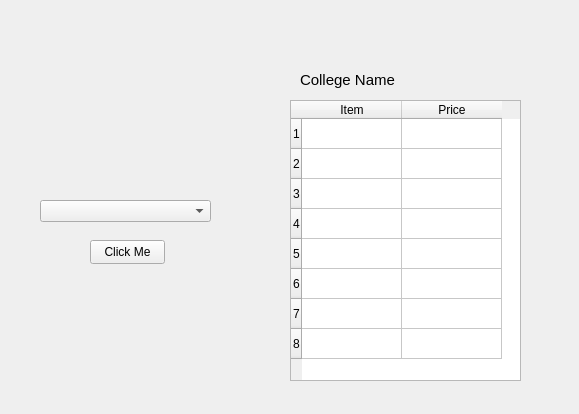
Before: the Qt Designer form CollegeTouring/displaysouvenirs.ui in belalzahran/CS_Project2_TheApplicants, drawn with Qt 5.
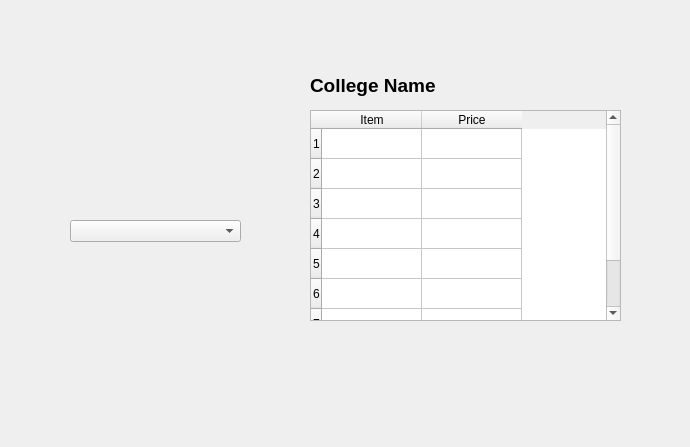
After: the same form once the commit is applied.

Diff of the .ui file:
```diff
--- a/CollegeTouring/displaysouvenirs.ui
+++ b/CollegeTouring/displaysouvenirs.ui
@@ -6,31 +6,18 @@
    <rect>
     <x>0</x>
     <y>0</y>
-    <width>579</width>
-    <height>414</height>
+    <width>690</width>
+    <height>447</height>
    </rect>
   </property>
   <property name="windowTitle">
    <string>Form</string>
   </property>
-  <widget class="QPushButton" name="pushButton">
-   <property name="geometry">
-    <rect>
-     <x>90</x>
-     <y>240</y>
-     <width>75</width>
-     <height>24</height>
-    </rect>
-   </property>
-   <property name="text">
-    <string>Click Me</string>
-   </property>
-  </widget>
   <widget class="QComboBox" name="comboBox">
    <property name="geometry">
     <rect>
-     <x>40</x>
-     <y>200</y>
+     <x>70</x>
+     <y>220</y>
      <width>171</width>
      <height>22</height>
     </rect>
@@ -39,12 +26,15 @@
   <widget class="QTableWidget" name="tableWidget">
    <property name="geometry">
     <rect>
-     <x>290</x>
-     <y>100</y>
-     <width>231</width>
-     <height>281</height>
+     <x>310</x>
+     <y>110</y>
+     <width>311</width>
+     <height>211</height>
     </rect>
    </property>
+   <property name="sizeAdjustPolicy">
+    <enum>QAbstractScrollArea::AdjustToContentsOnFirstShow</enum>
+   </property>
    <property name="showGrid">
     <bool>true</bool>
    </property>
@@ -73,14 +63,17 @@
   <widget class="QLabel" name="label">
    <property name="geometry">
     <rect>
-     <x>300</x>
+     <x>310</x>
      <y>70</y>
-     <width>211</width>
-     <height>20</height>
+     <width>311</width>
+     <height>31</height>
     </rect>
    </property>
    <property name="text">
-    <string>&lt;html&gt;&lt;head/&gt;&lt;body&gt;&lt;p&gt;&lt;span style=&quot; font-size:11pt;&quot;&gt;College Name&lt;/span&gt;&lt;/p&gt;&lt;/body&gt;&lt;/html&gt;</string>
+    <string>&lt;html&gt;&lt;head/&gt;&lt;body&gt;&lt;p&gt;&lt;span style=&quot; font-size:14pt; font-weight:700;&quot;&gt;College Name&lt;/span&gt;&lt;/p&gt;&lt;/body&gt;&lt;/html&gt;</string>
+   </property>
+   <property name="scaledContents">
+    <bool>false</bool>
    </property>
   </widget>
  </widget>
```
